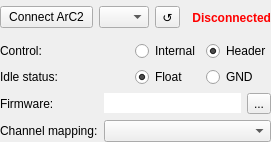
Above: uis/arc2connection.ui from arc-instruments/arc2control before the change. Below: the same form after it.
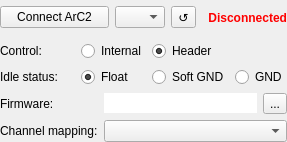
That is the form after the change.

Commit message: Add an option to connect idle channels to physical GND

```diff
--- a/uis/arc2connection.ui
+++ b/uis/arc2connection.ui
@@ -6,7 +6,7 @@
    <rect>
     <x>0</x>
     <y>0</y>
-    <width>271</width>
+    <width>287</width>
     <height>142</height>
    </rect>
   </property>
@@ -92,34 +92,17 @@
     </layout>
    </item>
    <item>
-    <layout class="QGridLayout" name="gridLayout_3" columnstretch="1,0,0">
-     <item row="1" column="0">
-      <widget class="QLabel" name="label_7">
+    <layout class="QGridLayout" name="gridLayout_3" columnstretch="1,0,0,0">
+     <item row="0" column="1">
+      <widget class="QRadioButton" name="internalControlRadio">
        <property name="text">
-        <string>Idle status:</string>
-       </property>
-      </widget>
-     </item>
-     <item row="1" column="1">
-      <widget class="QRadioButton" name="floatDevsRadio">
-       <property name="text">
-        <string>Float</string>
-       </property>
-       <property name="checked">
-        <bool>true</bool>
+        <string>Internal</string>
        </property>
        <attribute name="buttonGroup">
-        <string notr="true">idleButtonGroup</string>
+        <string notr="true">controlButtonGroup</string>
        </attribute>
       </widget>
      </item>
-     <item row="0" column="0">
-      <widget class="QLabel" name="label_6">
-       <property name="text">
-        <string>Control:</string>
-       </property>
-      </widget>
-     </item>
      <item row="0" column="2">
       <widget class="QRadioButton" name="headerControlRadio">
        <property name="text">
@@ -133,18 +116,54 @@
        </attribute>
       </widget>
      </item>
-     <item row="0" column="1">
-      <widget class="QRadioButton" name="internalControlRadio">
+     <item row="1" column="1">
+      <widget class="QRadioButton" name="floatDevsRadio">
+       <property name="toolTip">
+        <string>Leave idle channels floating</string>
+       </property>
        <property name="text">
-        <string>Internal</string>
+        <string>Float</string>
+       </property>
+       <property name="checked">
+        <bool>true</bool>
        </property>
        <attribute name="buttonGroup">
-        <string notr="true">controlButtonGroup</string>
+        <string notr="true">idleButtonGroup</string>
        </attribute>
       </widget>
      </item>
      <item row="1" column="2">
-      <widget class="QRadioButton" name="gndDevsRadio">
+      <widget class="QRadioButton" name="softGndDevsRadio">
+       <property name="toolTip">
+        <string>Setup idle channels as arbitrary voltage at 0.0 V</string>
+       </property>
+       <property name="text">
+        <string>Soft GND</string>
+       </property>
+       <attribute name="buttonGroup">
+        <string notr="true">idleButtonGroup</string>
+       </attribute>
+      </widget>
+     </item>
+     <item row="0" column="0">
+      <widget class="QLabel" name="label_6">
+       <property name="text">
+        <string>Control:</string>
+       </property>
+      </widget>
+     </item>
+     <item row="1" column="0">
+      <widget class="QLabel" name="label_7">
+       <property name="text">
+        <string>Idle status:</string>
+       </property>
+      </widget>
+     </item>
+     <item row="1" column="3">
+      <widget class="QRadioButton" name="hardGndDevsRadio">
+       <property name="toolTip">
+        <string>Tie idle channels to hard ground</string>
+       </property>
        <property name="text">
         <string>GND</string>
        </property>
```
Left out of the diff: 2 changed lines with no effect on the pictures. The commit also changes 4 other files.
